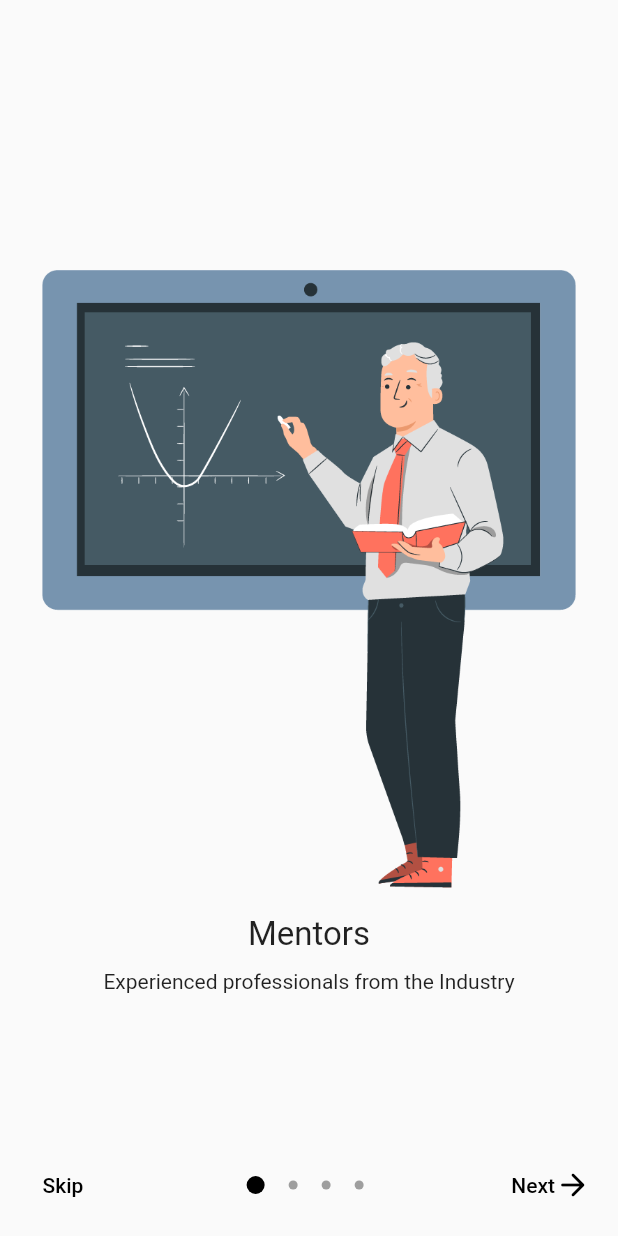
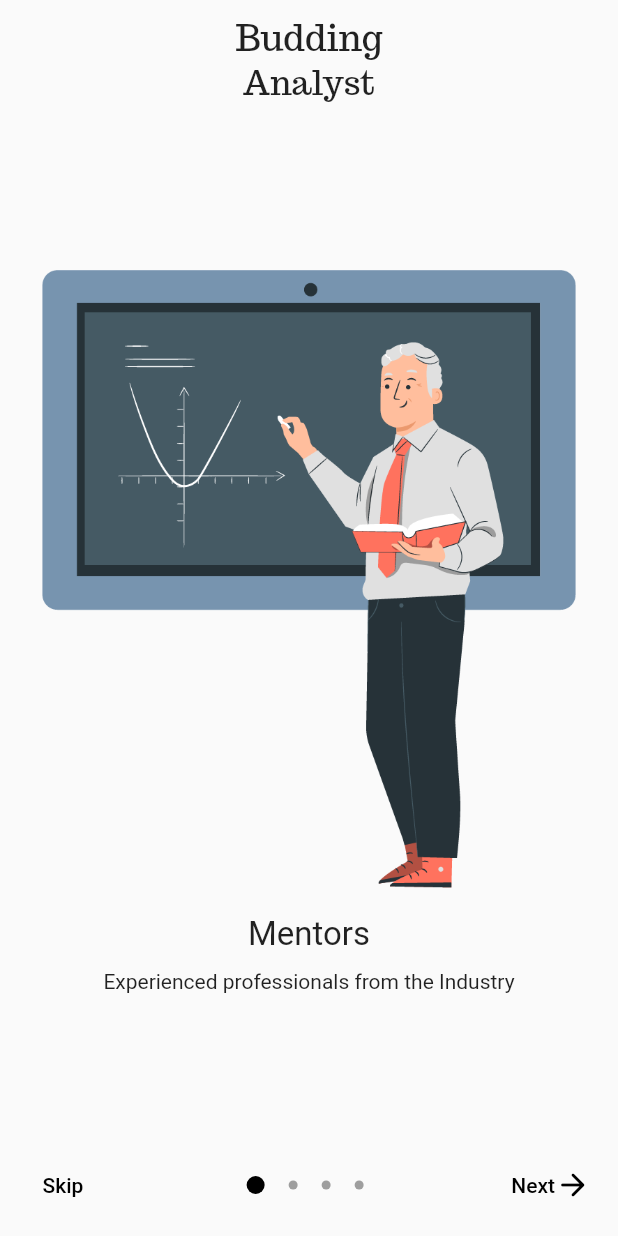
Before and after one commit to AmritRandhawaJi/BuddingAnalyst, a Flutter app: the screen it shows after launch, on a phone screen of 412 x 824 dp. Run offline on Flutter 3.47's test engine with Material 2 defaults, Android fonts, the light colour scheme and no system bars.

Commit message:
Changes 23-04-2021 11:40 AM

```diff
--- a/lib/screens/GettingStarted.dart
+++ b/lib/screens/GettingStarted.dart
@@ -34,11 +34,23 @@ class _GettingStartedScreenState extends State<GettingStartedScreen> {
   Widget build(BuildContext context) {
     return Scaffold(
         body: SafeArea(
-          child: PageView.builder(
-            controller: _pageController,
-            onPageChanged: _onPageChanged,
-            itemCount: slideList.length,
-            itemBuilder: (ctx, i) => SlideItem(i),
+          child: Stack(
+            children: [
+
+              Column(
+                children: [
+                  SizedBox(height: 10.0,),
+                Center(child: Text("Budding",style: TextStyle(fontFamily: "Trocchi",fontSize: 24.0),)),
+                Center(child: Text("Analyst",style: TextStyle(fontFamily: "Trocchi",fontSize: 22.0),)),
+              ],),
+              PageView.builder(
+                controller: _pageController,
+                onPageChanged: _onPageChanged,
+                itemCount: slideList.length,
+                itemBuilder: (ctx, i) => SlideItem(i),
+              ),
+            ],
+
           ),
         ),
         bottomSheet: _currentPage != slideList.length - 1
```
Also changed, not shown: 26 other files.
